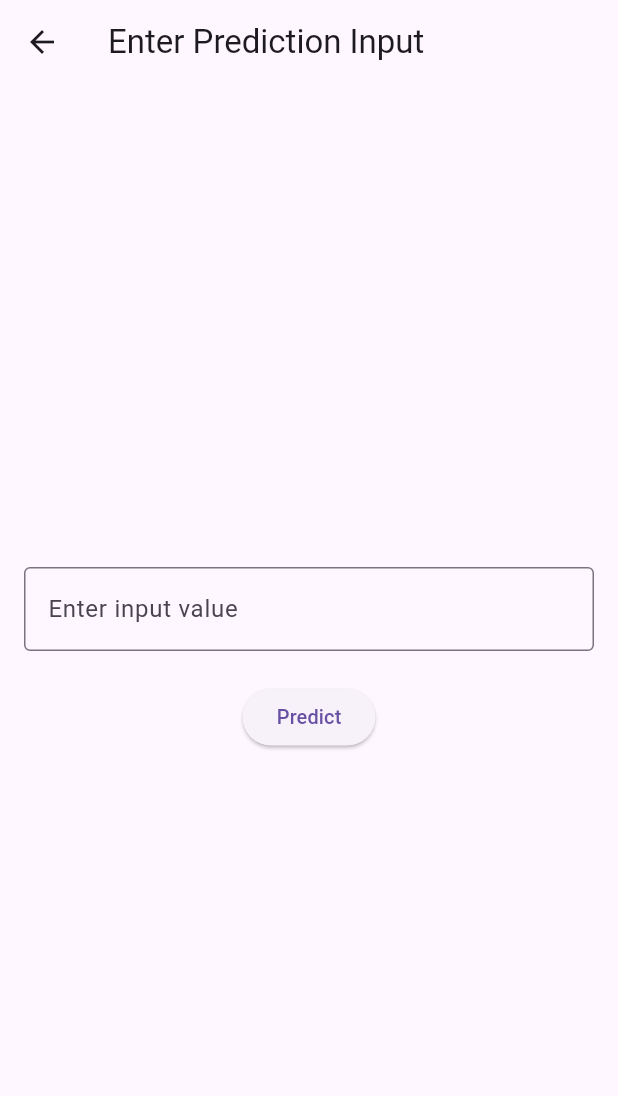
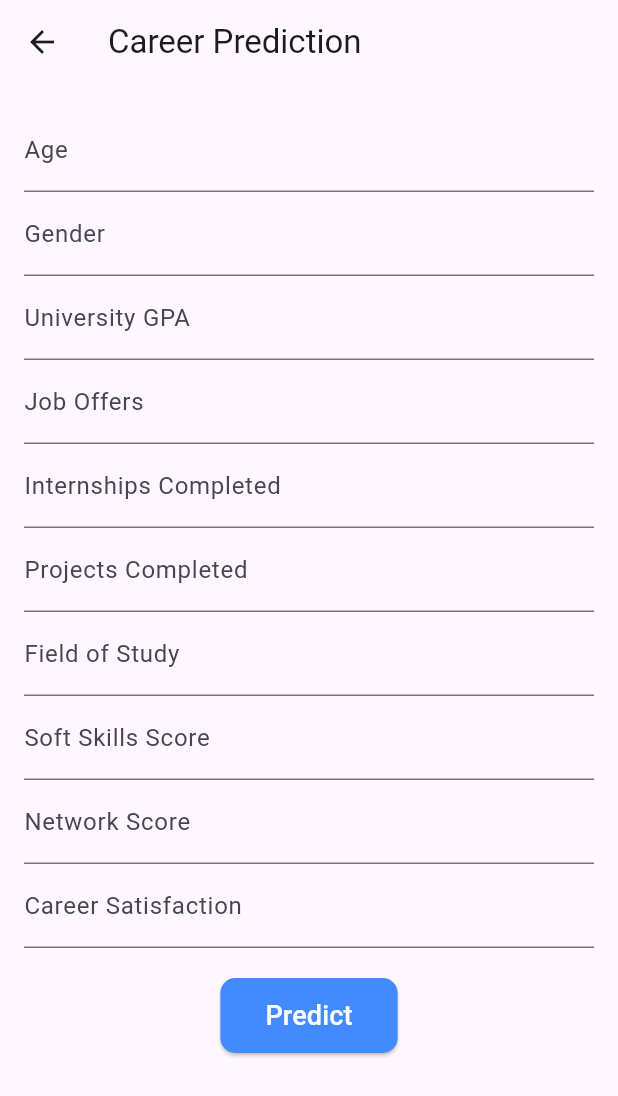
Before and after one commit to nitekar/linear_regression_model, a Flutter app: the PredictionScreen screen opened directly, on a phone screen of 412 x 824 dp. Shown: the top 1096 px of the screen. Run offline on Flutter 3.47's test engine with Material 3 defaults, Android fonts, the phone set to English and light mode, and no system bars.

Commit message:
Closing demo

```diff
--- a/summative/FlutterApp/my_flutter_app/lib/screens/prediction_screen.dart
+++ b/summative/FlutterApp/my_flutter_app/lib/screens/prediction_screen.dart
@@ -1,94 +1,128 @@
 import 'package:flutter/material.dart';
-import 'display_screen.dart';
 import 'package:http/http.dart' as http;
 import 'dart:convert';
+import 'display_screen.dart';
 
 class PredictionScreen extends StatefulWidget {
   @override
   _PredictionScreenState createState() => _PredictionScreenState();
 }
 
-class _PredictionScreenState extends State<PredictionScreen>
-    with SingleTickerProviderStateMixin {
-  final TextEditingController inputController = TextEditingController();
-  late AnimationController _controller;
-  late Animation<double> _scaleAnimation;
+class _PredictionScreenState extends State<PredictionScreen> {
+  // Define all required controllers
+  final TextEditingController input1Controller = TextEditingController();
+  final TextEditingController input2Controller = TextEditingController();
+  final TextEditingController input3Controller = TextEditingController();
+  final TextEditingController input4Controller = TextEditingController();
+  final TextEditingController input5Controller = TextEditingController();
+  final TextEditingController input6Controller = TextEditingController();
+  final TextEditingController input7Controller = TextEditingController();
+  final TextEditingController input8Controller = TextEditingController();
+  final TextEditingController input9Controller = TextEditingController();
+  final TextEditingController input10Controller = TextEditingController();
 
-  @override
-  void initState() {
-    super.initState();
-    _controller = AnimationController(
-      vsync: this,
-      duration: Duration(milliseconds: 500),
-      lowerBound: 0.8,
-      upperBound: 1.0,
-    );
-    _scaleAnimation = CurvedAnimation(
-      parent: _controller,
-      curve: Curves.easeInOut,
-    );
-    _controller.repeat(reverse: true);
-  }
+  String _result = ''; // Store the prediction result
 
   @override
   void dispose() {
-    _controller.dispose();
-    inputController.dispose();
+    // Dispose controllers to prevent memory leaks
+    input1Controller.dispose();
+    input2Controller.dispose();
+    input3Controller.dispose();
+    input4Controller.dispose();
+    input5Controller.dispose();
+    input6Controller.dispose();
+    input7Controller.dispose();
+    input8Controller.dispose();
+    input9Controller.dispose();
+    input10Controller.dispose();
     super.dispose();
   }
 
-  Future<void> makePrediction() async {
-    final inputValue = inputController.text;
-    if (inputValue.isEmpty) return;
+  Future<void> _predict() async {
+    final Uri apiUrl = Uri.parse('https://linear-regression-model-m6bj.onrender.com/docs');
 
+    // Collect all inputs in a JSON format
+    final Map<String, dynamic> inputData = {
+      "age": input1Controller.text,
+      "gender": input2Controller.text,
+      "university_gpa": input3Controller.text,
+      "job_offers": input4Controller.text,
+      "internships": input5Controller.text,
+      "projects_completed": input6Controller.text,
+      "field_of_study": input7Controller.text,
+      "soft_skills_score": input8Controller.text,
+      "network_score": input9Controller.text,
+      "career_satisfaction": input10Controller.text,
+    };
+
+    try {
       final response = await http.post(
-      Uri.parse('https://linear-regression-model-m6bj.onrender.com/docs'),
+        apiUrl,
         headers: {'Content-Type': 'application/json'},
-      body: jsonEncode({'input': inputValue}),
+        body: jsonEncode(inputData),
       );
 
       if (response.statusCode == 200) {
-      final result = jsonDecode(response.body)['prediction'];
+        final Map<String, dynamic> responseData = jsonDecode(response.body);
+        setState(() {
+          _result = 'Predicted Value: ${responseData['prediction']}';
+        });
+
         Navigator.push(
           context,
           MaterialPageRoute(
-         builder: (context) => DisplayScreen(prediction: result),
-
+            builder: (context) => DisplayScreen(prediction: _result),
           ),
         );
       } else {
-      ScaffoldMessenger.of(context).showSnackBar(
-        SnackBar(content: Text('Error: Invalid response from server')),
-      );
+        setState(() {
+          _result = 'Error: Unable to get prediction';
+        });
+      }
+    } catch (e) {
+      setState(() {
+        _result = 'Error: Failed to connect to the API';
+      });
     }
   }
 
   @override
   Widget build(BuildContext context) {
     return Scaffold(
-      appBar: AppBar(title: Text('Enter Prediction Input')),
+      appBar: AppBar(title: Text("Career Prediction")),
       body: Padding(
-        padding: EdgeInsets.all(16.0),
+        padding: const EdgeInsets.all(16.0),
+        child: SingleChildScrollView( // Fix Overflow Issue
           child: Column(
-          mainAxisAlignment: MainAxisAlignment.center,
+            crossAxisAlignment: CrossAxisAlignment.start,
             children: [
-            TextField(
-              controller: inputController,
-              keyboardType: TextInputType.number,
-              decoration: InputDecoration(
-                border: OutlineInputBorder(),
-                labelText: 'Enter input value',
+              TextField(controller: input1Controller, decoration: InputDecoration(labelText: "Age")),
+              TextField(controller: input2Controller, decoration: InputDecoration(labelText: "Gender")),
+              TextField(controller: input3Controller, decoration: InputDecoration(labelText: "University GPA")),
+              TextField(controller: input4Controller, decoration: InputDecoration(labelText: "Job Offers")),
+              TextField(controller: input5Controller, decoration: InputDecoration(labelText: "Internships Completed")),
+              TextField(controller: input6Controller, decoration: InputDecoration(labelText: "Projects Completed")),
+              TextField(controller: input7Controller, decoration: InputDecoration(labelText: "Field of Study")),
+              TextField(controller: input8Controller, decoration: InputDecoration(labelText: "Soft Skills Score")),
+              TextField(controller: input9Controller, decoration: InputDecoration(labelText: "Network Score")),
+              TextField(controller: input10Controller, decoration: InputDecoration(labelText: "Career Satisfaction")),
+              SizedBox(height: 20),
+              Center(
+                child: ElevatedButton(
+                  onPressed: _predict,
+                  style: ElevatedButton.styleFrom(
+                    backgroundColor: Colors.blueAccent,
+                    padding: EdgeInsets.symmetric(horizontal: 30, vertical: 12),
+                    shape: RoundedRectangleBorder(borderRadius: BorderRadius.circular(10)),
+                  ),
+                  child: Text('Predict', style: TextStyle(fontSize: 18, color: Colors.white)),
                 ),
               ),
               SizedBox(height: 20),
-            ScaleTransition(
-              scale: _scaleAnimation,
-              child: ElevatedButton(
-                onPressed: makePrediction,
-                child: Text('Predict'),
+              Text(_result, style: TextStyle(fontSize: 16, fontWeight: FontWeight.bold)),
+            ],
           ),
-            ),
-          ],
         ),
       ),
     );
```
Also changed, not shown: 1 other file. Lines whose indentation alone changed are shown as unchanged.
